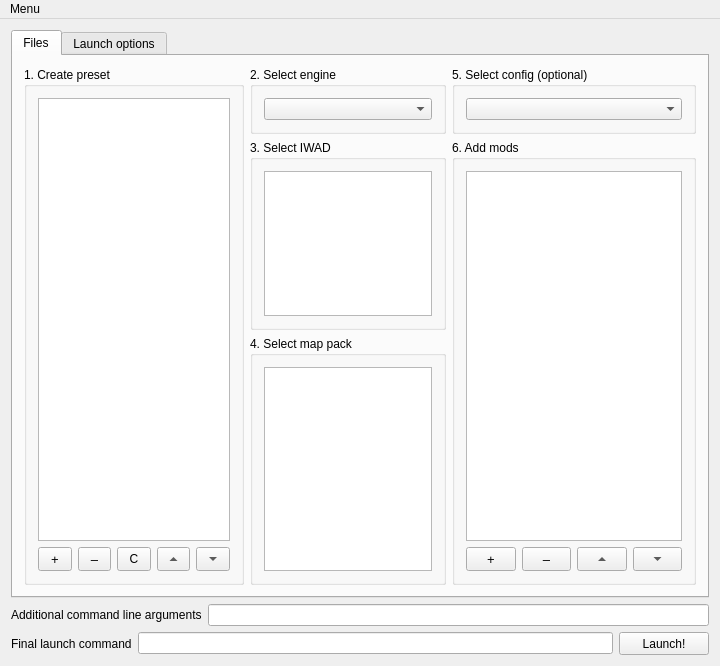
Youda008/DoomRunner, file Forms/MainWindow.ui: the form before one commit.
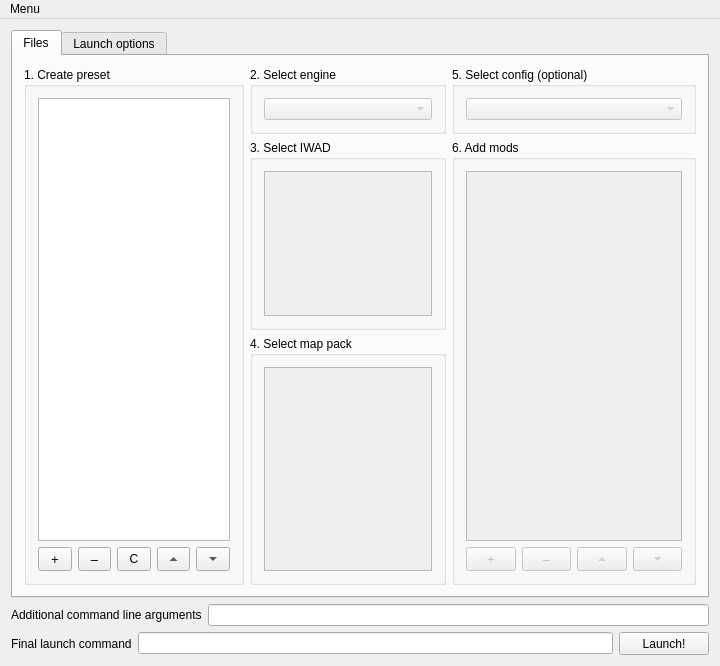
The form after the commit. Custom widgets are drawn as their Qt base class.

Commit message: preset sub-widgets disabled by default

The edit to the form file:
```diff
--- a/Forms/MainWindow.ui
+++ b/Forms/MainWindow.ui
@@ -184,7 +184,11 @@
             </property>
             <layout class="QHBoxLayout" name="horizontalLayout_2">
              <item>
-              <widget class="QComboBox" name="engineCmbBox"/>
+              <widget class="QComboBox" name="engineCmbBox">
+               <property name="enabled">
+                <bool>false</bool>
+               </property>
+              </widget>
              </item>
             </layout>
            </widget>
@@ -203,6 +207,9 @@
             <layout class="QVBoxLayout" name="verticalLayout_5">
              <item>
               <widget class="QListView" name="iwadListView">
+               <property name="enabled">
+                <bool>false</bool>
+               </property>
                <property name="editTriggers">
                 <set>QAbstractItemView::NoEditTriggers</set>
                </property>
@@ -219,6 +226,9 @@
             <layout class="QVBoxLayout" name="verticalLayout_7">
              <item>
               <widget class="QTreeView" name="mapDirView">
+               <property name="enabled">
+                <bool>false</bool>
+               </property>
                <property name="editTriggers">
                 <set>QAbstractItemView::NoEditTriggers</set>
                </property>
@@ -244,7 +254,11 @@
             </property>
             <layout class="QVBoxLayout" name="verticalLayout_13">
              <item>
-              <widget class="QComboBox" name="configCmbBox"/>
+              <widget class="QComboBox" name="configCmbBox">
+               <property name="enabled">
+                <bool>false</bool>
+               </property>
+              </widget>
              </item>
             </layout>
            </widget>
@@ -257,6 +271,9 @@
             <layout class="QVBoxLayout" name="verticalLayout_6">
              <item>
               <widget class="EditableListView" name="modListView">
+               <property name="enabled">
+                <bool>false</bool>
+               </property>
                <property name="editTriggers">
                 <set>QAbstractItemView::NoEditTriggers</set>
                </property>
@@ -269,6 +286,9 @@
               <layout class="QHBoxLayout" name="horizontalLayout_4">
                <item>
                 <widget class="QToolButton" name="modBtnAdd">
+                 <property name="enabled">
+                  <bool>false</bool>
+                 </property>
                  <property name="sizePolicy">
                   <sizepolicy hsizetype="Expanding" vsizetype="Fixed">
                    <horstretch>0</horstretch>
@@ -296,6 +316,9 @@
                </item>
                <item>
                 <widget class="QToolButton" name="modBtnDel">
+                 <property name="enabled">
+                  <bool>false</bool>
+                 </property>
                  <property name="sizePolicy">
                   <sizepolicy hsizetype="Expanding" vsizetype="Fixed">
                    <horstretch>0</horstretch>
@@ -323,6 +346,9 @@
                </item>
                <item>
                 <widget class="QToolButton" name="modBtnUp">
+                 <property name="enabled">
+                  <bool>false</bool>
+                 </property>
                  <property name="sizePolicy">
                   <sizepolicy hsizetype="Expanding" vsizetype="Fixed">
                    <horstretch>0</horstretch>
@@ -348,6 +374,9 @@
                </item>
                <item>
                 <widget class="QToolButton" name="modBtnDown">
+                 <property name="enabled">
+                  <bool>false</bool>
+                 </property>
                  <property name="sizePolicy">
                   <sizepolicy hsizetype="Expanding" vsizetype="Fixed">
                    <horstretch>0</horstretch>
```
